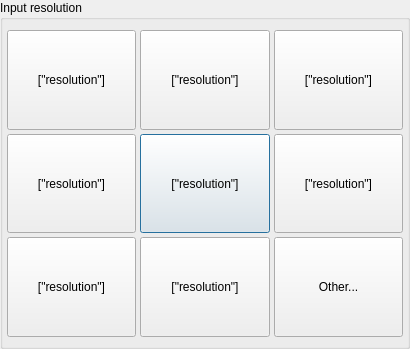
Old version of the form src/display/qt/dialogs/components/capture_dialog/ui/input_resolution.ui in the repository mrehkopf/vcs.
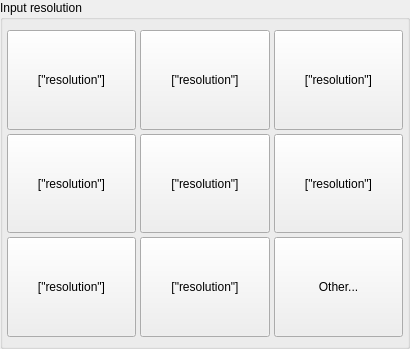
New version of the form.

Commit message: qt: Refactor VCSBaseDialog into VCSDialogFragment

```diff
--- a/src/display/qt/dialogs/components/capture_dialog/ui/input_resolution.ui
+++ b/src/display/qt/dialogs/components/capture_dialog/ui/input_resolution.ui
@@ -1,7 +1,7 @@
 <?xml version="1.0" encoding="UTF-8"?>
 <ui version="4.0">
  <class>InputResolution</class>
- <widget class="QDialog" name="InputResolution">
+ <widget class="QWidget" name="InputResolution">
   <property name="geometry">
    <rect>
     <x>0</x>
```
The commit also changes 47 other files.
